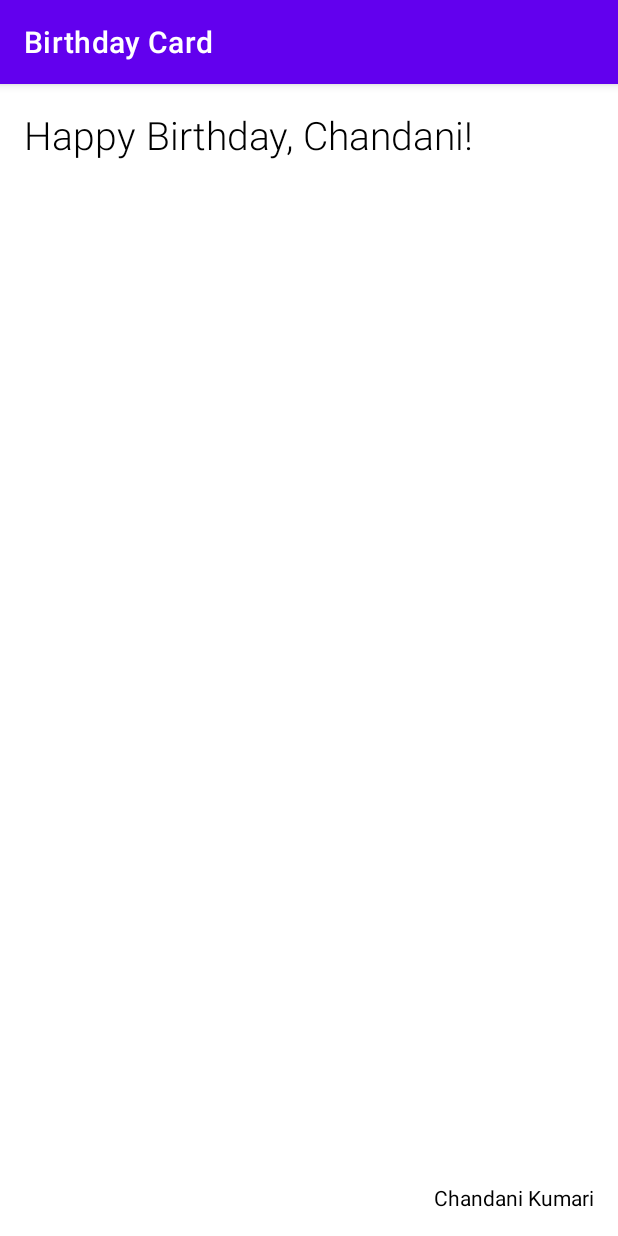
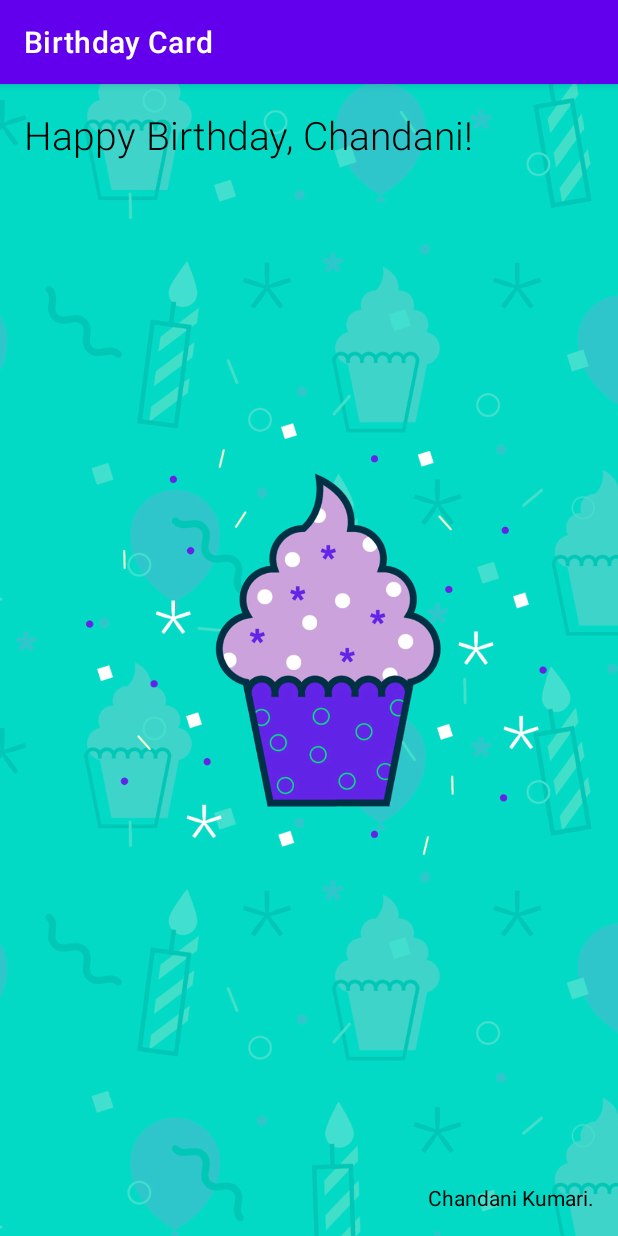
Before and after one commit to chandani2/Kotlin-For-Android-Application, an Android app: the screen it shows after launch (MainActivity), on a phone screen of 412 x 824 dp. Run offline under Robolectric (Android 15) with nearby library versions, the phone set to English and light mode, and no system bars.

Commit message:
I am Creating Birthday Card using Text and image

```diff
--- a/BirthdayCard/app/src/main/res/layout/activity_main.xml
+++ b/BirthdayCard/app/src/main/res/layout/activity_main.xml
@@ -8,12 +8,24 @@
     android:layout_height="match_parent"
     tools:context=".MainActivity">
 
+    <ImageView
+        android:id="@+id/imageView"
+        android:layout_width="0dp"
+        android:layout_height="0dp"
+        android:importantForAccessibility="no"
+        android:scaleType="centerCrop"
+        app:layout_constraintBottom_toBottomOf="parent"
+        app:layout_constraintEnd_toEndOf="parent"
+        app:layout_constraintStart_toStartOf="parent"
+        app:layout_constraintTop_toTopOf="parent"
+        app:srcCompat="@drawable/androidpartyimg" />
+
     <TextView
         android:layout_width="wrap_content"
         android:layout_height="wrap_content"
         android:layout_marginStart="16dp"
         android:layout_marginTop="16dp"
-        android:text="Happy Birthday, Chandani!"
+        android:text="@string/happy_birthday_text"
         app:layout_constraintStart_toStartOf="parent"
         app:layout_constraintTop_toTopOf="parent"
         android:textColor="@color/black"
@@ -25,7 +37,7 @@
         android:layout_height="wrap_content"
         android:layout_marginEnd="16dp"
         android:layout_marginBottom="16dp"
-        android:text="Chandani Kumari"
+        android:text="@string/signature_text"
         android:textColor="@color/black"
         app:layout_constraintBottom_toBottomOf="parent"
         app:layout_constraintEnd_toEndOf="parent" />
--- a/BirthdayCard/app/src/main/res/values/strings.xml
+++ b/BirthdayCard/app/src/main/res/values/strings.xml
@@ -1,3 +1,5 @@
 <resources>
     <string name="app_name">Birthday Card</string>
+    <string name="happy_birthday_text">Happy Birthday, Chandani!</string>
+    <string name="signature_text">Chandani Kumari.</string>
 </resources>
```
Also changed, not shown: BirthdayCard/app/src/main/res/drawable/androidpartyimg.png (added).
